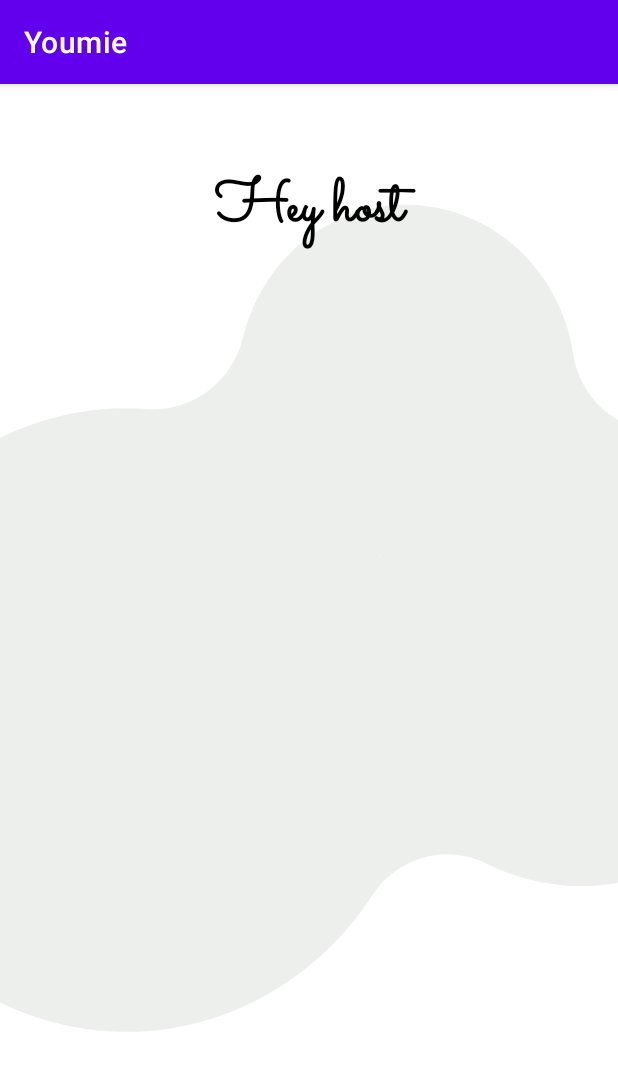
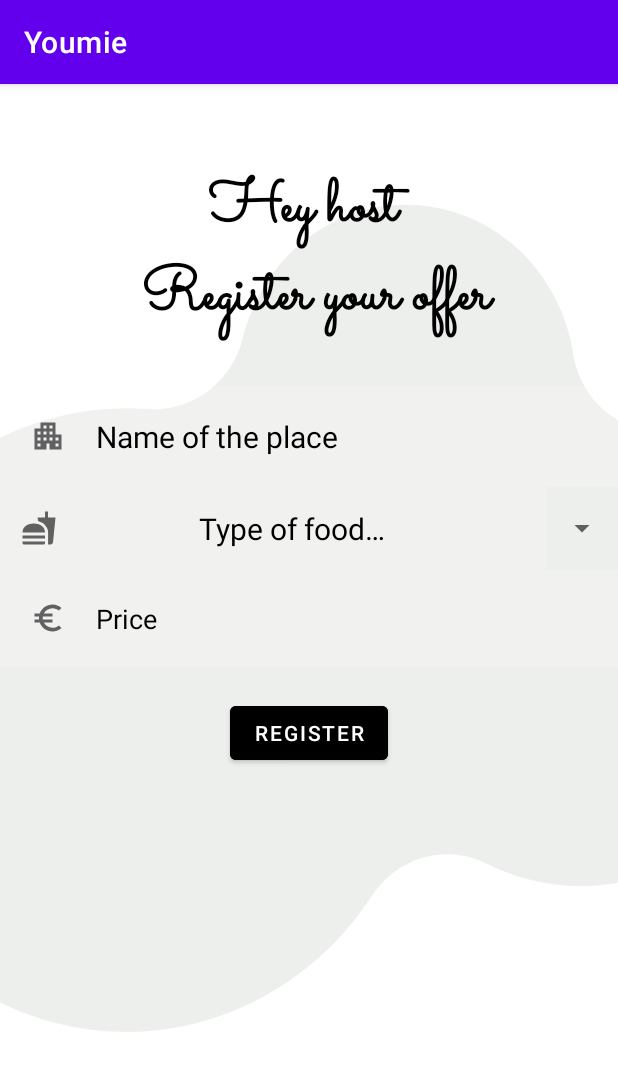
Before and after one commit to alodijutgla/Youmie, an Android app: the HostActivity screen opened directly, with no data from a screen before it, on a phone screen of 412 x 824 dp. Shown: the top 1071 px of the screen. Run offline under Robolectric (Android 15) with nearby library versions, the phone set to English and light mode, and no system bars; libraries missing offline, so code that uses them is left out: es.dmoral.toasty.

Commit message:
added host entry and drop down menu

```diff
--- a/app/src/main/java/com/example/youmie/activities/HostActivity.java
+++ b/app/src/main/java/com/example/youmie/activities/HostActivity.java
@@ -1,16 +1,107 @@
 package com.example.youmie.activities;
 
+import androidx.annotation.NonNull;
 import androidx.appcompat.app.AppCompatActivity;
 
+import android.graphics.Color;
 import android.os.Bundle;
+import android.view.View;
+import android.view.ViewGroup;
+import android.widget.AdapterView;
+import android.widget.ArrayAdapter;
+import android.widget.Button;
+import android.widget.EditText;
+import android.widget.Spinner;
+import android.widget.TextView;
+import android.widget.Toast;
 
 import com.example.youmie.R;
+import com.example.youmie.utils.DatabaseUtils;
+import com.example.youmie.utils.SharedPrefUtils;
+
+import es.dmoral.toasty.Toasty;
 
 public class HostActivity extends AppCompatActivity {
+
+    Button registerButton;
+    EditText nameOfPlace, price;
+    String foodType;
 
     @Override
     protected void onCreate(Bundle savedInstanceState) {
         super.onCreate(savedInstanceState);
         setContentView(R.layout.activity_host);
+
+        nameOfPlace = (EditText) findViewById(R.id.placeName);
+        price = (EditText) findViewById(R.id.price);
+        registerButton = (Button) findViewById(R.id.registerBtn);
+        String username = SharedPrefUtils.getUsername(this);
+        DatabaseUtils databaseUtils = new DatabaseUtils(this);
+
+        configureDropDownMenu();
+
+        registerButton.setOnClickListener(new View.OnClickListener() {
+            @Override
+            public void onClick(View view) {
+                String nameOfPlaceText = nameOfPlace.getText().toString();
+//                float priceText = Float.parseFloat(price.getText().toString());
+                String priceText = price.getText().toString();
+
+
+                if (nameOfPlaceText.isEmpty() || priceText.isEmpty() || foodType.isEmpty()) {
+                    Toasty.warning(HostActivity.this,
+                            "Please provide all fields",
+                            Toast.LENGTH_SHORT, true).show();
+                } else {
+                    if (databaseUtils.insertHostData(username, nameOfPlaceText, foodType, Float.parseFloat(priceText))) {
+                        Toasty.success(HostActivity.this,
+                                "Entry registered successfully!",
+                                Toast.LENGTH_SHORT).show();
+                    }
+                }
+            }
+        });
+    }
+
+    void configureDropDownMenu() {
+        Spinner typeFoodSpinner = (Spinner) findViewById(R.id.spinnerTypeFood);
+
+        final ArrayAdapter<String> spinnerArrayAdapter = new ArrayAdapter<String>(
+                this, R.layout.spinner_item, getResources().getStringArray(R.array.typeOfFoods)) {
+            @Override
+            public boolean isEnabled(int position) {
+                // First item used for the hint message
+                return position != 0;
+            }
+
+            @Override
+            public View getDropDownView(int position, View convertView, @NonNull ViewGroup parent) {
+                View view = super.getDropDownView(position, convertView, parent);
+                TextView tv = (TextView) view;
+                if (position == 0) {
+                    tv.setTextColor(Color.GRAY);
+                } else {
+                    tv.setTextColor(Color.BLACK);
+                }
+                return view;
+            }
+        };
+
+        spinnerArrayAdapter.setDropDownViewResource(R.layout.spinner_item);
+        typeFoodSpinner.setAdapter(spinnerArrayAdapter);
+
+        typeFoodSpinner.setOnItemSelectedListener(new AdapterView.OnItemSelectedListener() {
+            @Override
+            public void onItemSelected(AdapterView<?> parent, View view, int position, long id) {
+                foodType = (String) parent.getItemAtPosition(position);
+                if (position == 0) {
+                    foodType = "";
+                }
+            }
+
+            @Override
+            public void onNothingSelected(AdapterView<?> parent) {
+            }
+        });
     }
 }
--- a/app/src/main/java/com/example/youmie/utils/DatabaseUtils.java
+++ b/app/src/main/java/com/example/youmie/utils/DatabaseUtils.java
@@ -17,7 +17,7 @@ public class DatabaseUtils extends SQLiteOpenHelper {
 
     @Override
     public void onCreate(SQLiteDatabase MyDB) {
-        MyDB.execSQL("create Table users(username TEXT primary key, password TEXT)");
+        MyDB.execSQL("create Table users(username TEXT primary key, password TEXT, placename TEXT, foodtype TEXT, price DECIMAL(5,2))");
     }
 
     @Override
@@ -39,7 +39,7 @@ public class DatabaseUtils extends SQLiteOpenHelper {
         }
     }
 
-    public Boolean checkUserData(String username, String password){
+    public Boolean checkUserData(String username, String password) {
         SQLiteDatabase liteDatabase = this.getWritableDatabase();
         try (Cursor cursor = liteDatabase.rawQuery("Select * from users where username = ? and password = ?", new String[]{username, password})) {
             return cursor.getCount() > 0;
@@ -55,4 +55,15 @@ public class DatabaseUtils extends SQLiteOpenHelper {
         return result != -1;
     }
 
+    public boolean insertHostData(String username, String placename, String foodtype, float price) {
+        SQLiteDatabase liteDatabase = this.getWritableDatabase();
+        ContentValues contentValues = new ContentValues();
+        contentValues.put("placename", placename);
+        contentValues.put("foodtype", foodtype);
+        contentValues.put("price", price);
+
+        long result = liteDatabase.update("users", contentValues, "username = ?", new String[]{username});
+        return result != -1;
+    }
+
 }
--- /dev/null
+++ b/app/src/main/res/drawable/ic_baseline_apartment_24.xml
@@ -0,0 +1,10 @@
+<vector xmlns:android="http://schemas.android.com/apk/res/android"
+    android:width="24dp"
+    android:height="24dp"
+    android:viewportWidth="24"
+    android:viewportHeight="24"
+    android:tint="?attr/colorControlNormal">
+  <path
+      android:fillColor="@android:color/white"
+      android:pathData="M17,11V3H7v4H3v14h8v-4h2v4h8V11H17zM7,19H5v-2h2V19zM7,15H5v-2h2V15zM7,11H5V9h2V11zM11,15H9v-2h2V15zM11,11H9V9h2V11zM11,7H9V5h2V7zM15,15h-2v-2h2V15zM15,11h-2V9h2V11zM15,7h-2V5h2V7zM19,19h-2v-2h2V19zM19,15h-2v-2h2V15z"/>
+</vector>
--- /dev/null
+++ b/app/src/main/res/drawable/ic_baseline_euro_symbol_24.xml
@@ -0,0 +1,10 @@
+<vector xmlns:android="http://schemas.android.com/apk/res/android"
+    android:width="24dp"
+    android:height="24dp"
+    android:viewportWidth="24"
+    android:viewportHeight="24"
+    android:tint="?attr/colorControlNormal">
+  <path
+      android:fillColor="@android:color/white"
+      android:pathData="M15,18.5c-2.51,0 -4.68,-1.42 -5.76,-3.5H15v-2H8.58c-0.05,-0.33 -0.08,-0.66 -0.08,-1s0.03,-0.67 0.08,-1H15V9H9.24C10.32,6.92 12.5,5.5 15,5.5c1.61,0 3.09,0.59 4.23,1.57L21,5.3C19.41,3.87 17.3,3 15,3c-3.92,0 -7.24,2.51 -8.48,6H3v2h3.06c-0.04,0.33 -0.06,0.66 -0.06,1 0,0.34 0.02,0.67 0.06,1H3v2h3.52c1.24,3.49 4.56,6 8.48,6 2.31,0 4.41,-0.87 6,-2.3l-1.78,-1.77c-1.13,0.98 -2.6,1.57 -4.22,1.57z"/>
+</vector>
--- /dev/null
+++ b/app/src/main/res/drawable/ic_baseline_fastfood_24.xml
@@ -0,0 +1,10 @@
+<vector xmlns:android="http://schemas.android.com/apk/res/android"
+    android:width="24dp"
+    android:height="24dp"
+    android:viewportWidth="24"
+    android:viewportHeight="24"
+    android:tint="?attr/colorControlNormal">
+  <path
+      android:fillColor="@android:color/white"
+      android:pathData="M18.06,22.99h1.66c0.84,0 1.53,-0.64 1.63,-1.46L23,5.05h-5L18,1h-1.97v4.05h-4.97l0.3,2.34c1.71,0.47 3.31,1.32 4.27,2.26 1.44,1.42 2.43,2.89 2.43,5.29v8.05zM1,21.99L1,21h15.03v0.99c0,0.55 -0.45,1 -1.01,1L2.01,22.99c-0.56,0 -1.01,-0.45 -1.01,-1zM16.03,14.99c0,-8 -15.03,-8 -15.03,0h15.03zM1.02,17h15v2h-15z"/>
+</vector>
--- a/app/src/main/res/layout/activity_host.xml
+++ b/app/src/main/res/layout/activity_host.xml
@@ -14,9 +14,57 @@
         android:layout_marginTop="54dp"
         android:fontFamily="@font/sacramento_regular"
         android:gravity="center"
-        android:text="Hey host"
+        android:text="Hey host \n Register your offer"
         android:textColor="@color/black"
         android:textSize="40sp"
         android:textStyle="bold" />
 
+
+    <EditText
+        android:id="@+id/placeName"
+        android:layout_width="match_parent"
+        android:layout_height="wrap_content"
+        android:layout_below="@id/host_msg"
+        android:layout_marginTop="30dp"
+        android:background="#30ffffff"
+        android:drawableStart="@drawable/ic_baseline_apartment_24"
+        android:drawablePadding="20dp"
+        android:hint="Name of the place"
+        android:padding="20dp"
+        android:textColor="@color/black"
+        android:textColorHint="@color/black"
+        android:textSize="20sp" />
+
+    <Spinner
+        android:id="@+id/spinnerTypeFood"
+        android:layout_width="match_parent"
+        android:layout_height="wrap_content"
+        android:layout_below="@id/placeName"
+        android:spinnerMode="dropdown" />
+
+    <EditText
+        android:id="@+id/price"
+        android:layout_width="match_parent"
+        android:layout_height="wrap_content"
+        android:layout_below="@id/spinnerTypeFood"
+        android:background="#30ffffff"
+        android:drawableStart="@drawable/ic_baseline_euro_symbol_24"
+        android:drawablePadding="20dp"
+        android:hint="Price"
+        android:inputType="text|numberDecimal"
+        android:padding="20dp"
+        android:textColor="@color/black"
+        android:textColorHint="@color/black" />
+
+    <com.google.android.material.button.MaterialButton
+        android:id="@+id/registerBtn"
+        android:layout_width="wrap_content"
+        android:layout_height="wrap_content"
+        android:layout_below="@id/price"
+        android:layout_centerHorizontal="true"
+        android:layout_margin="20dp"
+        android:backgroundTint="@color/design_default_color_on_secondary"
+        android:text="register" />
+
+
 </RelativeLayout>
--- /dev/null
+++ b/app/src/main/res/layout/spinner_item.xml
@@ -0,0 +1,10 @@
+<?xml version="1.0" encoding="utf-8"?>
+<TextView xmlns:android="http://schemas.android.com/apk/res/android"
+    android:layout_width="match_parent"
+    android:layout_height="wrap_content"
+    android:background="#30ffffff"
+    android:drawableStart="@drawable/ic_baseline_fastfood_24"
+    android:padding="14dp"
+    android:textColor="@color/black"
+    android:textSize="20sp"
+    android:textAlignment="center"/>
--- a/app/src/main/res/values/strings.xml
+++ b/app/src/main/res/values/strings.xml
@@ -1,3 +1,13 @@
 <resources>
     <string name="app_name">Youmie</string>
+
+    <string-array name="typeOfFoods">
+        <item>Type of food…</item>
+        <item>Asian</item>
+        <item>Greek</item>
+        <item>Indian</item>
+        <item>Italian</item>
+        <item>Fast food</item>
+        <item>Spanish</item>
+    </string-array>
 </resources>
```
